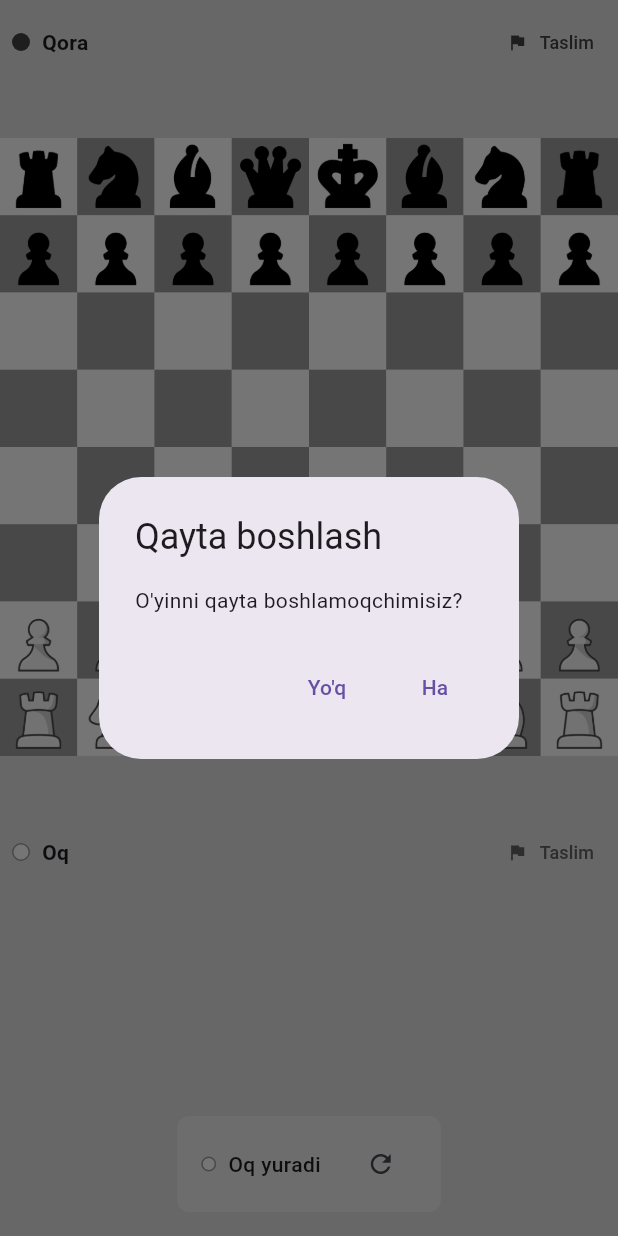
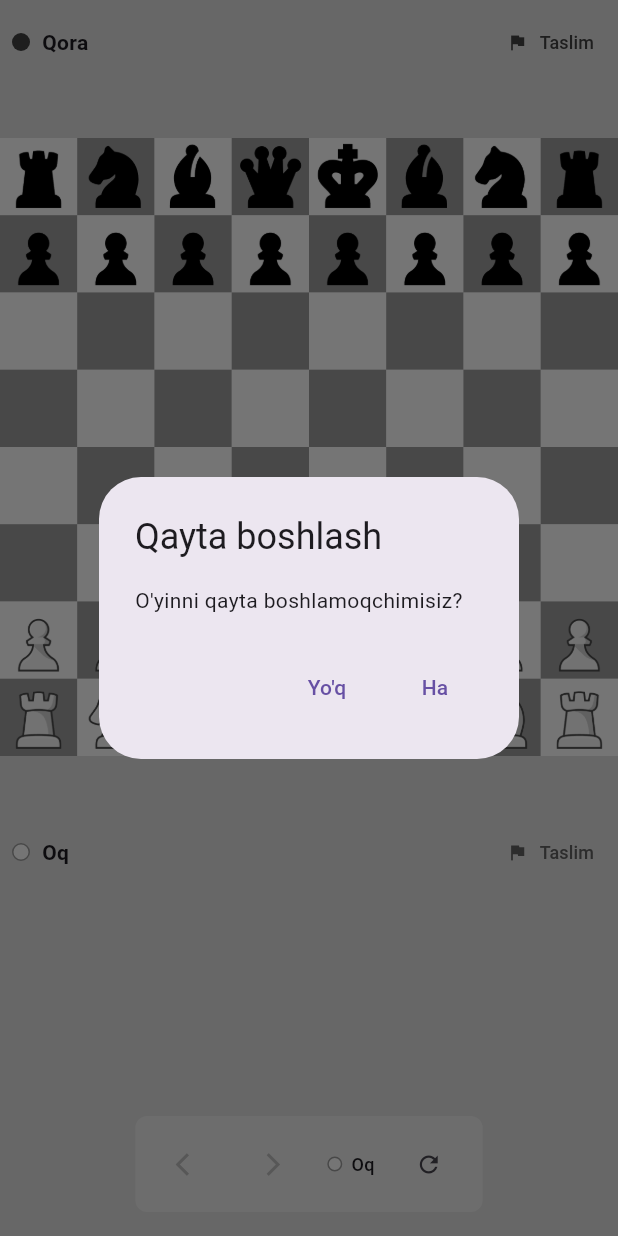
Before and after one commit to ndev-ai/chess, a Flutter app: the screen it shows after launch, after a tap on the "refresh" icon, on a phone screen of 412 x 824 dp. Run offline on Flutter 3.47's test engine with Material 3 defaults, Android fonts, the phone set to English and light mode, and no system bars.

Commit message:
feat: Back/Forward (Undo/Redo) funksiyasini qo'shish
- GameState class qo'shildi (o'yin holatini saqlash uchun)
- moveHistory va currentMoveIndex qo'shildi
- _saveState() - har bir harakatdan keyin holatni saqlash
- _restoreState() - saqlangan holatni tiklash
- goBack() - orqaga qaytish (Undo)
- goForward() - oldinga o'tish (Redo)
- UI da < va > tugmalari qo'shildi

```diff
--- a/lib/gameBoard.dart
+++ b/lib/gameBoard.dart
@@ -5,6 +5,41 @@ import 'package:flutter/material.dart';
 
 import 'components/dead_piece.dart';
 import 'helper/helper_function.dart';
+
+// O'yin holatini saqlash uchun class
+class GameState {
+  final List<List<ChessPiece?>> board;
+  final List<ChessPiece> whitePiecesTaken;
+  final List<ChessPiece> blackPiecesTaken;
+  final bool isWhiteTurn;
+  final List<int> whiteKingPosition;
+  final List<int> blackKingPosition;
+  final bool checkStatus;
+  final List<int>? enPassantTarget;
+  final bool whiteKingMoved;
+  final bool blackKingMoved;
+  final bool whiteLeftRookMoved;
+  final bool whiteRightRookMoved;
+  final bool blackLeftRookMoved;
+  final bool blackRightRookMoved;
+
+  GameState({
+    required this.board,
+    required this.whitePiecesTaken,
+    required this.blackPiecesTaken,
+    required this.isWhiteTurn,
+    required this.whiteKingPosition,
+    required this.blackKingPosition,
+    required this.checkStatus,
+    required this.enPassantTarget,
+    required this.whiteKingMoved,
+    required this.blackKingMoved,
+    required this.whiteLeftRookMoved,
+    required this.whiteRightRookMoved,
+    required this.blackLeftRookMoved,
+    required this.blackRightRookMoved,
+  });
+}
 
 class BoardGame extends StatefulWidget {
   const BoardGame({Key? key}) : super(key: key);
@@ -48,10 +83,16 @@ class _BoardGameState extends State<BoardGame> {
   bool blackLeftRookMoved = false;
   bool blackRightRookMoved = false;
 
+  // Move history uchun
+  List<GameState> moveHistory = [];
+  int currentMoveIndex = -1;
+
   @override
   void initState() {
     super.initState();
     _initializeBoard();
+    // Boshlang'ich holatni saqlash
+    _saveState();
   }
 
   void _initializeBoard() {
@@ -593,6 +634,9 @@ class _BoardGameState extends State<BoardGame> {
     }
 
     isWhiteTurn = !isWhiteTurn;
+
+    // Harakatni tarixga saqlash
+    _saveState();
   }
 
   // Piyoda promotion dialog
@@ -851,8 +895,92 @@ class _BoardGameState extends State<BoardGame> {
     selectedRow = -1;
     selectedCol = -1;
     validMoves = [];
+    // History tozalash
+    moveHistory.clear();
+    currentMoveIndex = -1;
+    // Boshlang'ich holatni saqlash
+    _saveState();
     setState(() {});
   }
+
+  // Joriy holatni saqlash
+  void _saveState() {
+    // Agar back qilib, yangi yurish qilsak, old historyni o'chiramiz
+    if (currentMoveIndex < moveHistory.length - 1) {
+      moveHistory.removeRange(currentMoveIndex + 1, moveHistory.length);
+    }
+
+    // Board nusxasini yaratish
+    List<List<ChessPiece?>> boardCopy = List.generate(
+      8,
+      (i) => List.generate(8, (j) => board[i][j]),
+    );
+
+    moveHistory.add(GameState(
+      board: boardCopy,
+      whitePiecesTaken: List.from(whitePiecesTaken),
+      blackPiecesTaken: List.from(blackPiecesTaken),
+      isWhiteTurn: isWhiteTurn,
+      whiteKingPosition: List.from(whiteKingPosition),
+      blackKingPosition: List.from(blackKingPosition),
+      checkStatus: checkStatus,
+      enPassantTarget: enPassantTarget != null ? List.from(enPassantTarget!) : null,
+      whiteKingMoved: whiteKingMoved,
+      blackKingMoved: blackKingMoved,
+      whiteLeftRookMoved: whiteLeftRookMoved,
+      whiteRightRookMoved: whiteRightRookMoved,
+      blackLeftRookMoved: blackLeftRookMoved,
+      blackRightRookMoved: blackRightRookMoved,
+    ));
+    currentMoveIndex = moveHistory.length - 1;
+  }
+
+  // Holatni tiklash
+  void _restoreState(GameState state) {
+    board = List.generate(
+      8,
+      (i) => List.generate(8, (j) => state.board[i][j]),
+    );
+    whitePiecesTaken = List.from(state.whitePiecesTaken);
+    blackPiecesTaken = List.from(state.blackPiecesTaken);
+    isWhiteTurn = state.isWhiteTurn;
+    whiteKingPosition = List.from(state.whiteKingPosition);
+    blackKingPosition = List.from(state.blackKingPosition);
+    checkStatus = state.checkStatus;
+    enPassantTarget = state.enPassantTarget != null ? List.from(state.enPassantTarget!) : null;
+    whiteKingMoved = state.whiteKingMoved;
+    blackKingMoved = state.blackKingMoved;
+    whiteLeftRookMoved = state.whiteLeftRookMoved;
+    whiteRightRookMoved = state.whiteRightRookMoved;
+    blackLeftRookMoved = state.blackLeftRookMoved;
+    blackRightRookMoved = state.blackRightRookMoved;
+    selectedPiece = null;
+    selectedRow = -1;
+    selectedCol = -1;
+    validMoves = [];
+  }
+
+  // Orqaga qaytish (Undo)
+  void goBack() {
+    if (currentMoveIndex > 0) {
+      currentMoveIndex--;
+      _restoreState(moveHistory[currentMoveIndex]);
+      setState(() {});
+    }
+  }
+
+  // Oldinga o'tish (Redo)
+  void goForward() {
+    if (currentMoveIndex < moveHistory.length - 1) {
+      currentMoveIndex++;
+      _restoreState(moveHistory[currentMoveIndex]);
+      setState(() {});
+    }
+  }
+
+  // Back/Forward tugmalari yoqilganmi
+  bool get canGoBack => currentMoveIndex > 0;
+  bool get canGoForward => currentMoveIndex < moveHistory.length - 1;
 
   // O'yinni qayta boshlash (tugma orqali)
   void restartGame() {
@@ -1035,7 +1163,7 @@ class _BoardGameState extends State<BoardGame> {
             const Spacer(),
             // Status va boshqaruv paneli
             Container(
-              padding: const EdgeInsets.symmetric(horizontal: 16, vertical: 8),
+              padding: const EdgeInsets.symmetric(horizontal: 12, vertical: 8),
               decoration: BoxDecoration(
                 color: Colors.grey[200],
                 borderRadius: BorderRadius.circular(8),
@@ -1043,10 +1171,36 @@ class _BoardGameState extends State<BoardGame> {
               child: Row(
                 mainAxisSize: MainAxisSize.min,
                 children: [
+                  // Back tugmasi
+                  IconButton(
+                    onPressed: canGoBack ? goBack : null,
+                    icon: Icon(
+                      Icons.arrow_back_ios,
+                      size: 18,
+                      color: canGoBack ? Colors.grey[800] : Colors.grey[400],
+                    ),
+                    tooltip: "Orqaga",
+                    padding: EdgeInsets.zero,
+                    constraints: const BoxConstraints(),
+                  ),
+                  const SizedBox(width: 8),
+                  // Forward tugmasi
+                  IconButton(
+                    onPressed: canGoForward ? goForward : null,
+                    icon: Icon(
+                      Icons.arrow_forward_ios,
+                      size: 18,
+                      color: canGoForward ? Colors.grey[800] : Colors.grey[400],
+                    ),
+                    tooltip: "Oldinga",
+                    padding: EdgeInsets.zero,
+                    constraints: const BoxConstraints(),
+                  ),
+                  const SizedBox(width: 12),
                   if (checkStatus)
                     Container(
                       padding: const EdgeInsets.symmetric(horizontal: 8, vertical: 2),
-                      margin: const EdgeInsets.only(right: 12),
+                      margin: const EdgeInsets.only(right: 8),
                       decoration: BoxDecoration(
                         color: Colors.red,
                         borderRadius: BorderRadius.circular(4),
@@ -1069,15 +1223,15 @@ class _BoardGameState extends State<BoardGame> {
                       border: Border.all(color: Colors.grey),
                     ),
                   ),
-                  const SizedBox(width: 8),
+                  const SizedBox(width: 6),
                   Text(
-                    isWhiteTurn ? "Oq yuradi" : "Qora yuradi",
-                    style: const TextStyle(fontSize: 14, fontWeight: FontWeight.w500),
+                    isWhiteTurn ? "Oq" : "Qora",
+                    style: const TextStyle(fontSize: 12, fontWeight: FontWeight.w500),
                   ),
-                  const SizedBox(width: 16),
+                  const SizedBox(width: 12),
                   IconButton(
                     onPressed: restartGame,
-                    icon: const Icon(Icons.refresh, size: 20),
+                    icon: const Icon(Icons.refresh, size: 18),
                     tooltip: "Qayta boshlash",
                     padding: EdgeInsets.zero,
                     constraints: const BoxConstraints(),
```
